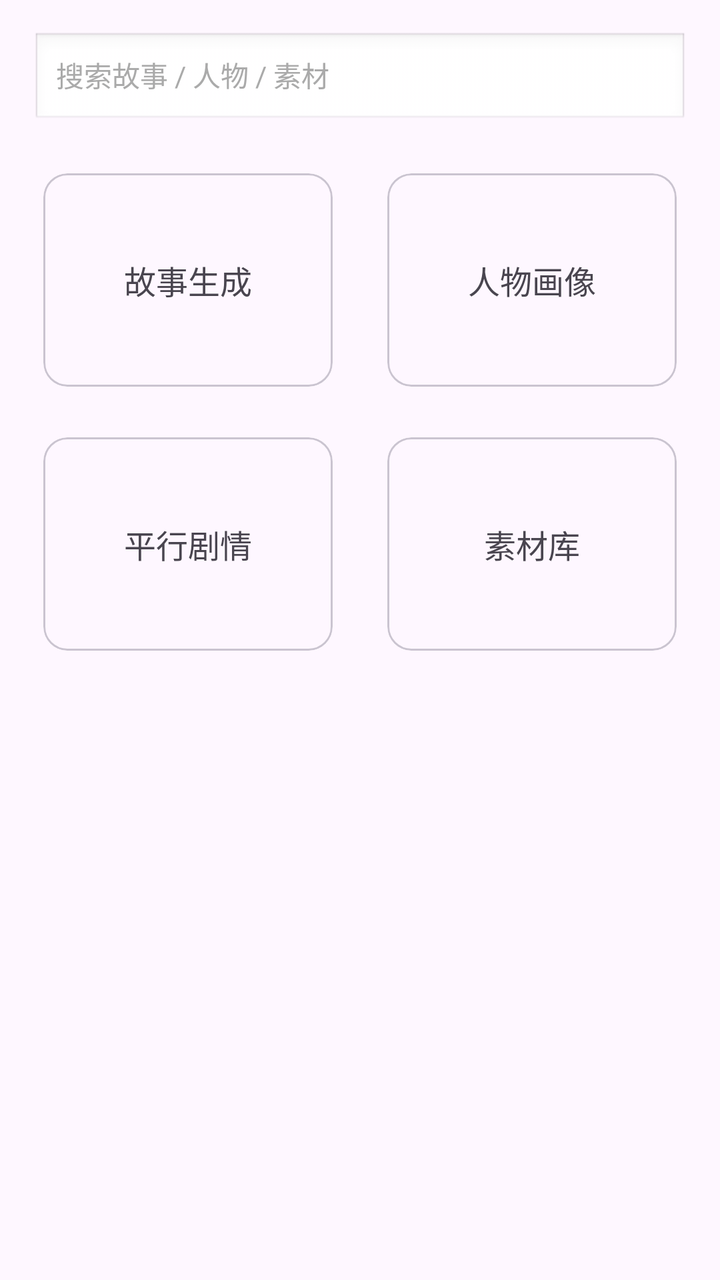
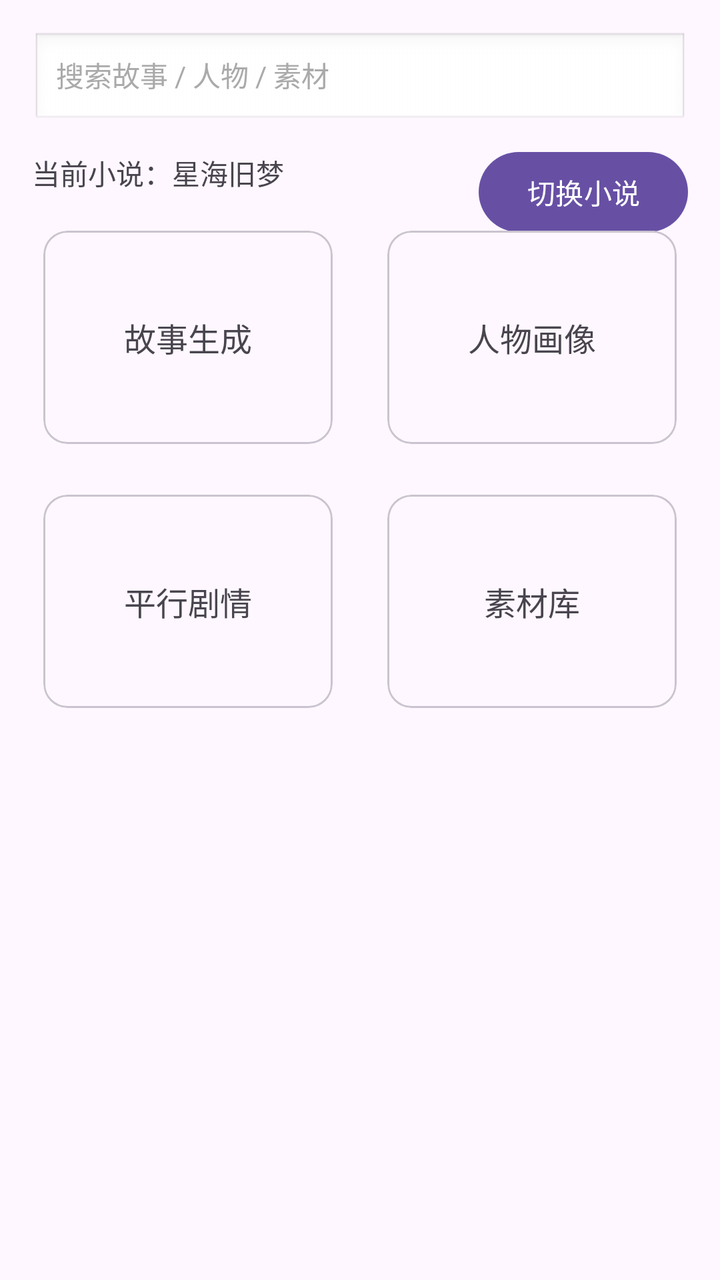

The first picture is an Android layout as it rendered before a commit; the second is the same layout after the commit. The layout source and the unified diff follow.
<!-- AndroidManifest.xml: application theme Theme.StoryTeller -->
<!-- res/layout/fragment_home.xml -->
<?xml version="1.0" encoding="utf-8"?>
<androidx.constraintlayout.widget.ConstraintLayout xmlns:android="http://schemas.android.com/apk/res/android"
    xmlns:app="http://schemas.android.com/apk/res-auto"
    android:layout_width="match_parent"
    android:layout_height="match_parent">

    <androidx.core.widget.NestedScrollView
        android:id="@+id/scroll_home"
        android:layout_width="0dp"
        android:layout_height="0dp"
        android:fillViewport="true"
        app:layout_constraintTop_toTopOf="parent"
        app:layout_constraintBottom_toBottomOf="parent"
        app:layout_constraintStart_toStartOf="parent"
        app:layout_constraintEnd_toEndOf="parent">

        <androidx.constraintlayout.widget.ConstraintLayout
            android:id="@+id/layout_home_content"
            android:layout_width="match_parent"
            android:layout_height="wrap_content"
            android:padding="16dp">

            <TextView
                android:id="@+id/tv_search_placeholder"
                android:layout_width="0dp"
                android:layout_height="48dp"
                android:background="@android:drawable/edit_text"
                android:gravity="center_vertical"
                android:paddingStart="12dp"
                android:paddingEnd="12dp"
                android:text="@string/home_search_placeholder"
                android:textColor="@android:color/darker_gray"
                app:layout_constraintTop_toTopOf="parent"
                app:layout_constraintStart_toStartOf="parent"
                app:layout_constraintEnd_toEndOf="parent" />

            <com.google.android.material.card.MaterialCardView
                android:id="@+id/card_story_generate"
                android:layout_width="0dp"
                android:layout_height="120dp"
                android:layout_marginTop="16dp"
                android:layout_marginEnd="8dp"
                android:clickable="true"
                android:foreground="?attr/selectableItemBackground"
                app:cardUseCompatPadding="true"
                app:layout_constraintTop_toBottomOf="@id/tv_search_placeholder"
                app:layout_constraintStart_toStartOf="parent"
                app:layout_constraintEnd_toStartOf="@id/card_character"
                app:layout_constraintHorizontal_chainStyle="spread">

                <TextView
                    android:layout_width="match_parent"
                    android:layout_height="match_parent"
                    android:gravity="center"
                    android:text="@string/title_story_generate"
                    android:textSize="16sp" />
            </com.google.android.material.card.MaterialCardView>

            <com.google.android.material.card.MaterialCardView
                android:id="@+id/card_character"
                android:layout_width="0dp"
                android:layout_height="120dp"
                android:layout_marginTop="16dp"
                android:layout_marginStart="8dp"
                android:clickable="true"
                android:foreground="?attr/selectableItemBackground"
                app:cardUseCompatPadding="true"
                app:layout_constraintTop_toBottomOf="@id/tv_search_placeholder"
                app:layout_constraintStart_toEndOf="@id/card_story_generate"
                app:layout_constraintEnd_toEndOf="parent">

                <TextView
                    android:layout_width="match_parent"
                    android:layout_height="match_parent"
                    android:gravity="center"
                    android:text="@string/title_character"
                    android:textSize="16sp" />
            </com.google.android.material.card.MaterialCardView>

            <com.google.android.material.card.MaterialCardView
                android:id="@+id/card_plot_tree"
                android:layout_width="0dp"
                android:layout_height="120dp"
                android:layout_marginTop="12dp"
                android:layout_marginEnd="8dp"
                android:clickable="true"
                android:foreground="?attr/selectableItemBackground"
                app:cardUseCompatPadding="true"
                app:layout_constraintTop_toBottomOf="@id/card_story_generate"
                app:layout_constraintStart_toStartOf="parent"
                app:layout_constraintEnd_toStartOf="@id/card_material"
                app:layout_constraintHorizontal_chainStyle="spread">

                <TextView
                    android:layout_width="match_parent"
                    android:layout_height="match_parent"
                    android:gravity="center"
                    android:text="@string/title_plot_tree"
                    android:textSize="16sp" />
            </com.google.android.material.card.MaterialCardView>

            <com.google.android.material.card.MaterialCardView
                android:id="@+id/card_material"
                android:layout_width="0dp"
                android:layout_height="120dp"
                android:layout_marginTop="12dp"
                android:layout_marginStart="8dp"
                android:clickable="true"
                android:foreground="?attr/selectableItemBackground"
                app:cardUseCompatPadding="true"
                app:layout_constraintTop_toBottomOf="@id/card_story_generate"
                app:layout_constraintStart_toEndOf="@id/card_plot_tree"
                app:layout_constraintEnd_toEndOf="parent">

                <TextView
                    android:layout_width="match_parent"
                    android:layout_height="match_parent"
                    android:gravity="center"
                    android:text="@string/title_material"
                    android:textSize="16sp" />
            </com.google.android.material.card.MaterialCardView>

        </androidx.constraintlayout.widget.ConstraintLayout>
    </androidx.core.widget.NestedScrollView>
</androidx.constraintlayout.widget.ConstraintLayout>
<!-- resources referenced by this layout -->
<resources>
  <string name="home_search_placeholder">搜索故事 / 人物 / 素材</string>
  <string name="title_character">人物画像</string>
  <string name="title_material">素材库</string>
  <string name="title_plot_tree">平行剧情</string>
  <string name="title_story_generate">故事生成</string>
  <style name="Theme.StoryTeller" parent="Base.Theme.StoryTeller" />
  <style name="Base.Theme.StoryTeller" parent="Theme.Material3.DayNight.NoActionBar">
          
          
      </style>
</resources>

<!-- the commit's change to res/layout/fragment_home.xml (unified diff, before → after) -->
@@ -34,16 +34,36 @@
                 app:layout_constraintStart_toStartOf="parent"
                 app:layout_constraintEnd_toEndOf="parent" />
 
+            <TextView
+                android:id="@+id/tv_current_novel"
+                android:layout_width="0dp"
+                android:layout_height="wrap_content"
+                android:layout_marginTop="12dp"
+                android:text="@string/home_current_novel"
+                android:textSize="14sp"
+                app:layout_constraintTop_toBottomOf="@id/tv_search_placeholder"
+                app:layout_constraintStart_toStartOf="parent"
+                app:layout_constraintEnd_toStartOf="@id/btn_switch_novel" />
+
+            <Button
+                android:id="@+id/btn_switch_novel"
+                android:layout_width="wrap_content"
+                android:layout_height="wrap_content"
+                android:layout_marginTop="8dp"
+                android:text="@string/action_switch_novel"
+                app:layout_constraintTop_toBottomOf="@id/tv_search_placeholder"
+                app:layout_constraintEnd_toEndOf="parent" />
+
             <com.google.android.material.card.MaterialCardView
                 android:id="@+id/card_story_generate"
                 android:layout_width="0dp"
                 android:layout_height="120dp"
-                android:layout_marginTop="16dp"
+                android:layout_marginTop="12dp"
                 android:layout_marginEnd="8dp"
                 android:clickable="true"
                 android:foreground="?attr/selectableItemBackground"
                 app:cardUseCompatPadding="true"
-                app:layout_constraintTop_toBottomOf="@id/tv_search_placeholder"
+                app:layout_constraintTop_toBottomOf="@id/tv_current_novel"
                 app:layout_constraintStart_toStartOf="parent"
                 app:layout_constraintEnd_toStartOf="@id/card_character"
                 app:layout_constraintHorizontal_chainStyle="spread">
@@ -60,12 +80,12 @@
                 android:id="@+id/card_character"
                 android:layout_width="0dp"
                 android:layout_height="120dp"
-                android:layout_marginTop="16dp"
+                android:layout_marginTop="12dp"
                 android:layout_marginStart="8dp"
                 android:clickable="true"
                 android:foreground="?attr/selectableItemBackground"
                 app:cardUseCompatPadding="true"
-                app:layout_constraintTop_toBottomOf="@id/tv_search_placeholder"
+                app:layout_constraintTop_toBottomOf="@id/tv_current_novel"
                 app:layout_constraintStart_toEndOf="@id/card_story_generate"
                 app:layout_constraintEnd_toEndOf="parent">
 
<!-- resource entries referenced after the edit -->
@@ -1,5 +1,7 @@
 <!-- resources referenced by this layout -->
 <resources>
+  <string name="action_switch_novel">切换小说</string>
+  <string name="home_current_novel">当前小说：星海旧梦</string>
   <string name="home_search_placeholder">搜索故事 / 人物 / 素材</string>
   <string name="title_character">人物画像</string>
   <string name="title_material">素材库</string>
